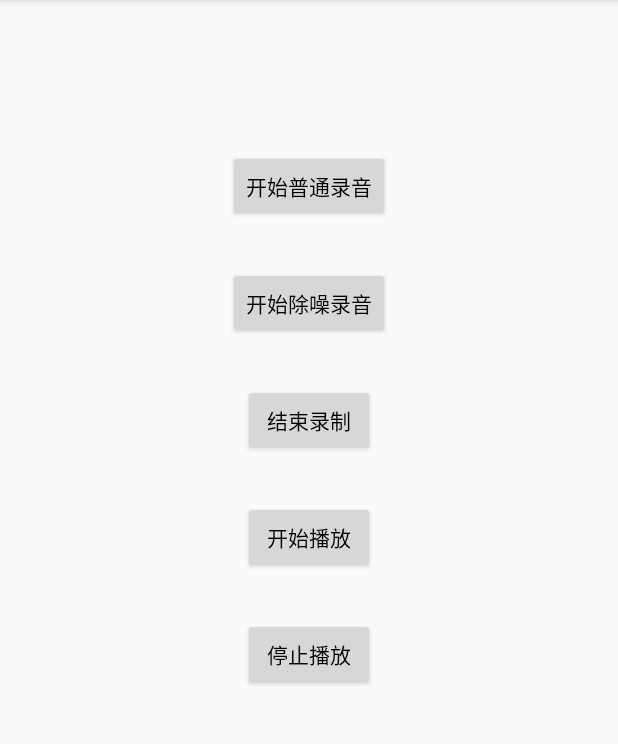
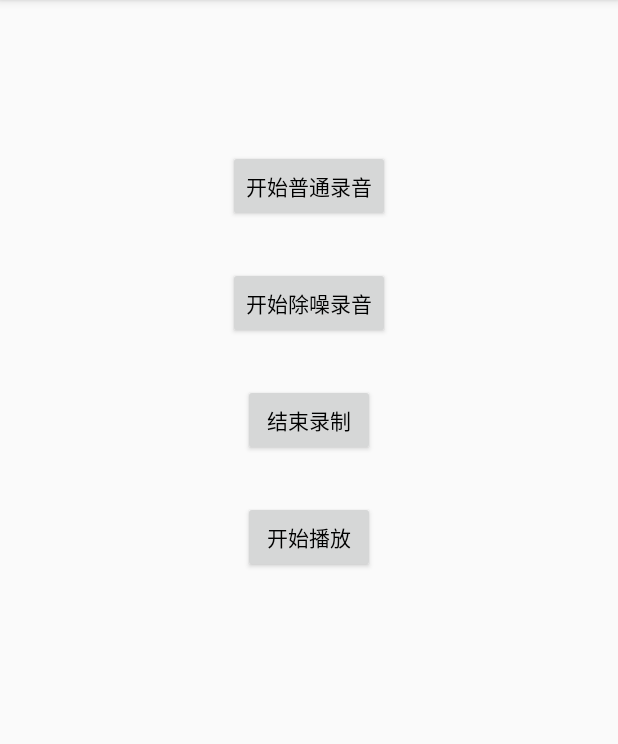
Before and after one commit to kevinliu001/Android-SpeexDenoise, an Android app: the screen it shows after launch (MainActivity), after a tap on "开始普通录音", on a phone screen of 412 x 824 dp, the part 84-828 px from its top. Run offline under Robolectric (Android 15) with nearby library versions, the phone set to English and light mode, and no system bars; 5 statements that could not run were skipped.

Commit message:
small fix

```diff
--- a/app/src/main/java/com/cyril/speexnoisecancel/MainActivity.java
+++ b/app/src/main/java/com/cyril/speexnoisecancel/MainActivity.java
@@ -7,6 +7,7 @@ import android.os.Bundle;
 import android.support.v7.app.AppCompatActivity;
 import android.view.View;
 import android.widget.Button;
+import android.widget.Toast;
 
 import java.io.File;
 import java.io.FileOutputStream;
@@ -24,7 +25,6 @@ public class MainActivity extends AppCompatActivity implements View.OnClickListe
     Button startRecordBtn1;
     Button stopRecordBtn;
     Button startPlayBtn;
-    Button stopPlayBtn;
 
 
     private int audioSource = MediaRecorder.AudioSource.MIC;
@@ -49,7 +49,8 @@ public class MainActivity extends AppCompatActivity implements View.OnClickListe
     private static final String WaveAudioName = "/sdcard/record_speex.wav";
 
 
-    boolean isCancelNoise = false;
+    boolean isDenoiseMode = false;
+
     @Override
     protected void onCreate(Bundle savedInstanceState) {
         super.onCreate(savedInstanceState);
@@ -62,14 +63,12 @@ public class MainActivity extends AppCompatActivity implements View.OnClickListe
 
         stopRecordBtn = (Button) findViewById(R.id.stop_record);
         startPlayBtn = (Button) findViewById(R.id.start_play);
-        stopPlayBtn = (Button) findViewById(R.id.stop_play);
 
         startRecordBtn.setOnClickListener(this);
         startRecordBtn1.setOnClickListener(this);
 
         stopRecordBtn.setOnClickListener(this);
         startPlayBtn.setOnClickListener(this);
-        stopPlayBtn.setOnClickListener(this);
 
         mPlayer = new UPlayer(WaveAudioName);
         creatAudioRecord();
@@ -117,6 +116,12 @@ public class MainActivity extends AppCompatActivity implements View.OnClickListe
             writeDateTOFile();//往文件中写入裸数据
             close();
             WriteWav(RawAudioName, WaveAudioName);//给裸数据加上头文件
+            runOnUiThread(new Runnable() {
+                @Override
+                public void run() {
+                    Toast.makeText(MainActivity.this,"录制完成",Toast.LENGTH_SHORT).show();
+                }
+            });
         }
     }
 
@@ -138,7 +143,7 @@ public class MainActivity extends AppCompatActivity implements View.OnClickListe
         while (isRecording == true) {
             readsize = audioRecord.read(audiodata, 0, bufferSizeInBytes);
 
-            if(isCancelNoise) {
+            if(isDenoiseMode) {
                 mSpeex.CancelNoisePreprocess(audiodata);
             }
 
@@ -314,12 +319,16 @@ public class MainActivity extends AppCompatActivity implements View.OnClickListe
     public void onClick(View v) {
         switch (v.getId()) {
             case R.id.start_record:
-                isCancelNoise = false;
-                startRecord();
+                if(!isRecording) {
+                    isDenoiseMode = false;
+                    startRecord();
+                }
                 break;
             case R.id.start_record1:
-                isCancelNoise = true;
-                startRecord();
+                if(!isRecording) {
+                    isDenoiseMode = true;
+                    startRecord();
+                }
                 break;
             case R.id.stop_record:
                 stopRecord();
@@ -327,9 +336,6 @@ public class MainActivity extends AppCompatActivity implements View.OnClickListe
             case R.id.start_play:
                 startPlay();
                 break;
-            case R.id.stop_play:
-                stopPlay();
-                break;
         }
     }
 
--- a/app/src/main/res/layout/content_main.xml
+++ b/app/src/main/res/layout/content_main.xml
@@ -45,12 +45,4 @@
         android:textColor="#000000"
         android:text="开始播放"/>
 
-    <Button
-        android:id="@+id/stop_play"
-        android:layout_width="wrap_content"
-        android:layout_height="wrap_content"
-        android:layout_marginTop="30dp"
-        android:gravity="center"
-        android:textColor="#000000"
-        android:text="停止播放"/>
 </LinearLayout>
--- a/build.gradle
+++ b/build.gradle
@@ -5,7 +5,7 @@ buildscript {
         jcenter()
     }
     dependencies {
-        classpath 'com.android.tools.build:gradle:2.3.2'
+        classpath 'com.android.tools.build:gradle:2.3.3'
 
         // NOTE: Do not place your application dependencies here; they belong
         // in the individual module build.gradle files
```
Also changed, not shown: app/src/main/java/com/cyril/speexnoisecancel/UPlayer.java (+9 -2 lines), 13 other files.
